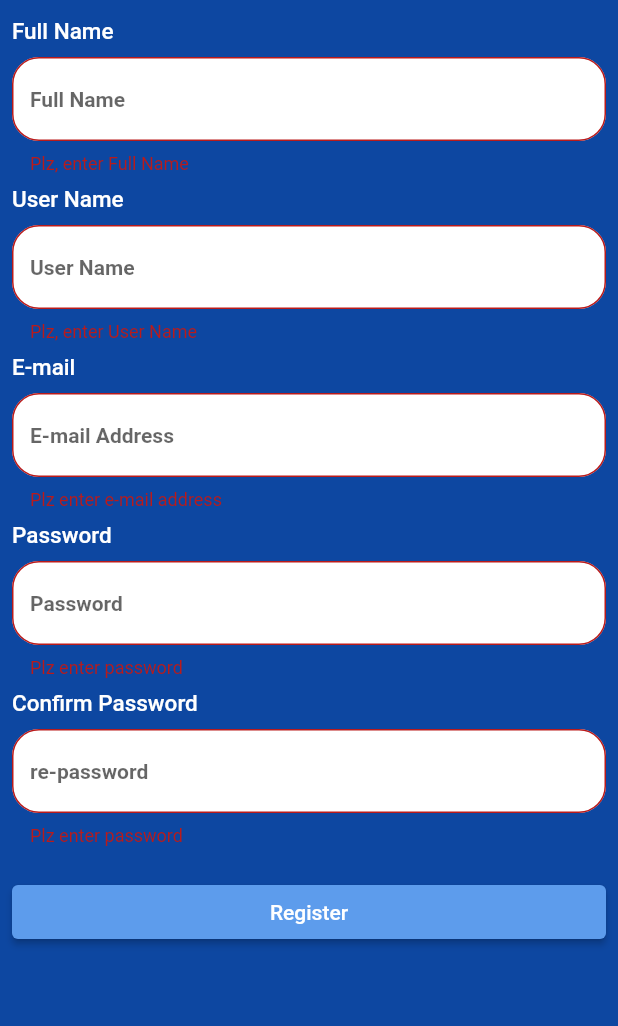
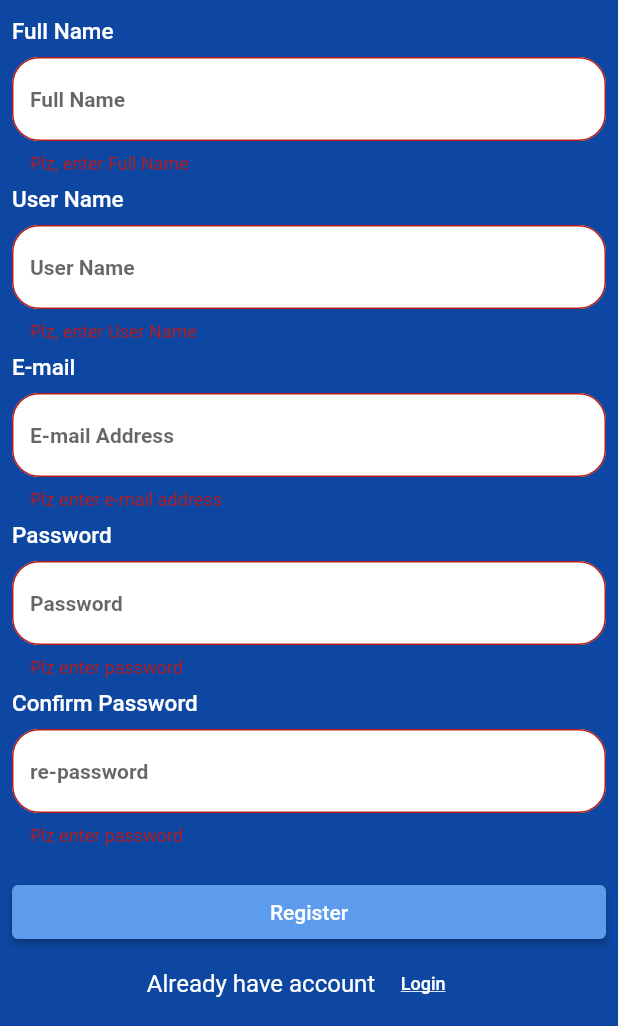
Before and after one commit to mSaaad10/todo-c11-friday, a Flutter app: the RegisterScreen screen opened by its route, after a tap on "Register", on a phone screen of 412 x 824 dp, the part 210-1236 px from its top. Run offline on Flutter 3.47's test engine with Material 3 defaults, Android fonts, the phone set to English and light mode, and no system bars; our stand-ins replace firebase_auth, firebase_core, flutter_svg; missing offline and left inert: flutter_timeline_calendar; accounts and stored records are empty.

Commit message:
+ integration with firebase + auth module

```diff
--- a/lib/ui/auth/register/register_screen.dart
+++ b/lib/ui/auth/register/register_screen.dart
@@ -1,13 +1,24 @@
+import 'package:firebase_auth/firebase_auth.dart';
 import 'package:flutter/material.dart';
 import 'package:flutter_svg/flutter_svg.dart';
+import 'package:todo_c11_thursday/core/app_routes.dart';
 import 'package:todo_c11_thursday/core/utils/email_validation.dart';
 import 'package:todo_c11_thursday/ui/widgets/custom_text_form_field.dart';
 
-class RegisterScreen extends StatelessWidget {
+class RegisterScreen extends StatefulWidget {
+  @override
+  State<RegisterScreen> createState() => _RegisterScreenState();
+}
+
+class _RegisterScreenState extends State<RegisterScreen> {
   TextEditingController fullNameController = TextEditingController();
+
   TextEditingController userNameController = TextEditingController();
+
   TextEditingController emailController = TextEditingController();
+
   TextEditingController passwordController = TextEditingController();
+
   TextEditingController passwordConfirmationController =
       TextEditingController();
 
@@ -143,9 +154,34 @@ class RegisterScreen extends StatelessWidget {
                 ),
                 ElevatedButton(
                     onPressed: () {
-                      register();
+                      register(emailController.text, passwordController.text);
                     },
-                    child: Text('Register'))
+                    child: Text('Register')),
+                Row(
+                  mainAxisAlignment: MainAxisAlignment.center,
+                  children: [
+                    Text(
+                      "Already have account",
+                      style: TextStyle(fontSize: 16, color: Colors.white),
+                    ),
+                    TextButton(
+                        style: TextButton.styleFrom(
+                            //ToDo
+                            ),
+                        onPressed: () {
+                          Navigator.pushReplacementNamed(
+                              context, AppRoutes.loginRoute);
+                        },
+                        child: Text(
+                          'Login',
+                          style: TextStyle(
+                            fontSize: 12,
+                            color: Colors.white,
+                            decoration: TextDecoration.underline,
+                          ),
+                        ))
+                  ],
+                )
               ],
             ),
           ),
@@ -154,11 +190,27 @@ class RegisterScreen extends StatelessWidget {
     );
   }
 
-  void register() {
+  void register(String email, String password) async {
     if (formKey.currentState?.validate() == false) {
       return;
     }
 
-    // create account
+    // create account register user
+
+    try {
+      var userCredential = await FirebaseAuth.instance
+          .createUserWithEmailAndPassword(email: email, password: password);
+      print('userId: ${userCredential.user?.uid}');
+      Navigator.pushReplacementNamed(context, AppRoutes.loginRoute);
+    } on FirebaseAuthException catch (e) {
+      print(e.toString());
+      if (e.code == 'weak-password') {
+        print('The password provided is too weak.');
+      } else if (e.code == 'email-already-in-use') {
+        print('The account already exists for that email.');
+      }
+    } catch (e) {
+      print(e.toString());
+    }
   }
 }
--- a/pubspec.yaml
+++ b/pubspec.yaml
@@ -37,6 +37,9 @@ dependencies:
   cupertino_icons: ^1.0.6
   flutter_timeline_calendar: ^1.0.8
   flutter_svg: ^2.0.10+1
+  firebase_core: ^3.3.0
+  firebase_auth: ^5.1.4
+
 dev_dependencies:
   flutter_test:
     sdk: flutter
```
Also changed, not shown: lib/main.dart (+8 -2 lines), lib/ui/auth/login/login_screen.dart (+45 -5 lines), lib/ui/home/home_screen.dart (+2 -6 lines), firebase.json (added), lib/firebase_options.dart (added), pubspec.lock, 3 other files.
